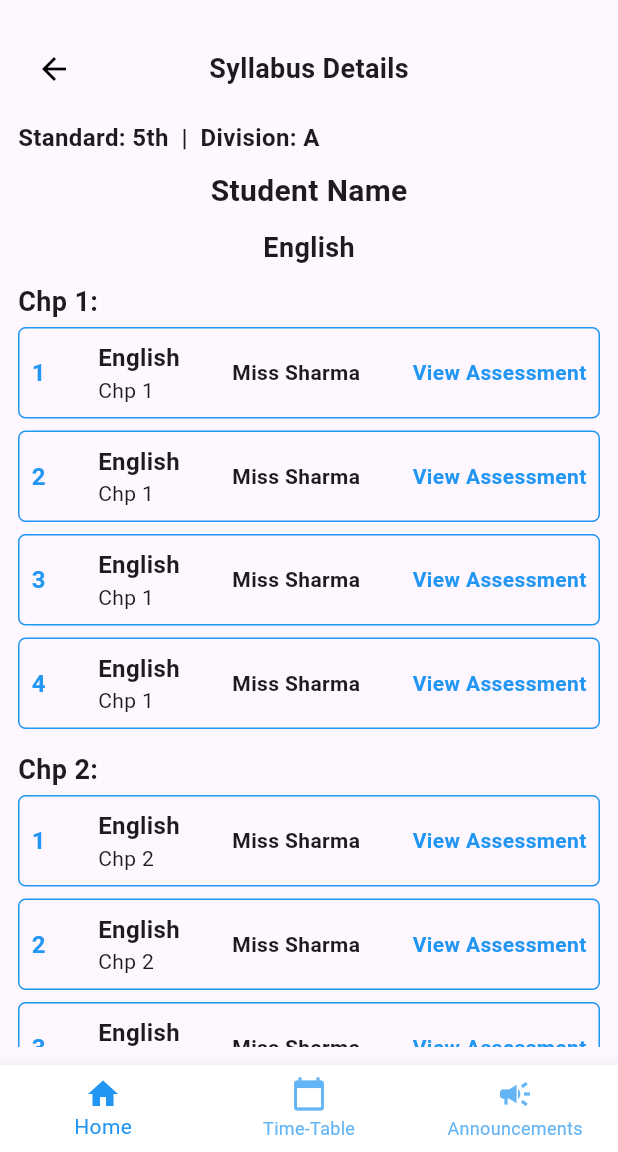
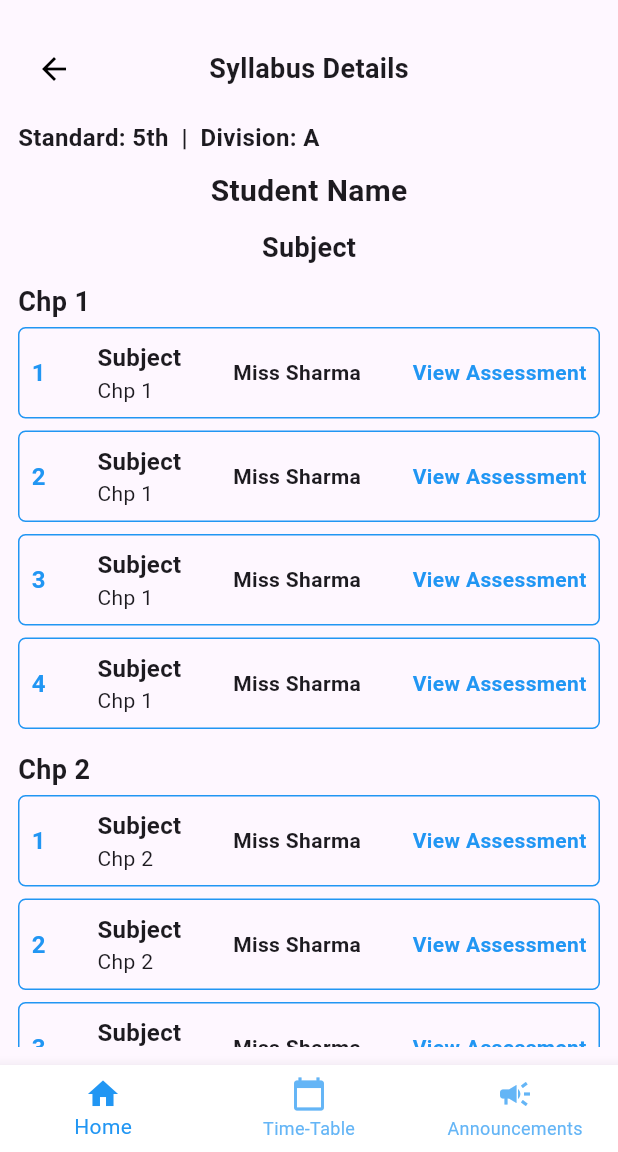
Before and after one commit to iamjatin-g/SSPD-SMS, a Flutter app: the SyllabusDetailsScreen screen opened by its route, on a phone screen of 412 x 824 dp, the part 84-1236 px from its top. Run offline on Flutter 3.47's test engine with Material 3 defaults, Android fonts, the phone set to English and light mode, and no system bars; our stand-ins replace pie_chart, table_calendar.

Commit message:
Update: Updated Logic and Functionality for Syllabus Tracker and Syllabus Details screen

```diff
--- a/Student Portal/lib/routes/app_routes.dart
+++ b/Student Portal/lib/routes/app_routes.dart
@@ -69,7 +69,12 @@ class AppRoutes {
       case assessment:
         return MaterialPageRoute(builder: (_) => const AssessmentScreen());
       case syllabusDetails:
-        return MaterialPageRoute(builder: (_) => const SyllabusDetailsScreen());
+        final args = settings.arguments as Map<String, dynamic>?;
+        return MaterialPageRoute(
+          builder: (_) => SyllabusDetailsScreen(),
+          settings: RouteSettings(arguments: args),
+        );
+
       case examTimetable:
         return MaterialPageRoute(builder: (_) => const ExamTimetableScreen());
       case viewInboxNote:
--- a/Student Portal/lib/screens/syllabus_details_screen.dart
+++ b/Student Portal/lib/screens/syllabus_details_screen.dart
@@ -8,6 +8,10 @@ class SyllabusDetailsScreen extends StatelessWidget {
 
   @override
   Widget build(BuildContext context) {
+    // ✅ Retrieve subject name from arguments
+    final args = ModalRoute.of(context)!.settings.arguments as Map<String, dynamic>?;
+    final String subject = args?['subject'] ?? "Subject";
+
     return BaseScreen(
       selectedIndex: 0,
       child: Padding(
@@ -29,7 +33,7 @@ class SyllabusDetailsScreen extends StatelessWidget {
                     ),
                   ),
                 ),
-                SizedBox(width: 48), // Keeps title centered
+                SizedBox(width: 48),
               ],
             ),
 
@@ -51,10 +55,11 @@ class SyllabusDetailsScreen extends StatelessWidget {
 
             const SizedBox(height: 10),
 
-            const Center(
+            // ✅ Dynamic Subject Name
+            Center(
               child: Text(
-                "English",
-                style: TextStyle(fontSize: 18, fontWeight: FontWeight.bold),
+                subject,
+                style: const TextStyle(fontSize: 18, fontWeight: FontWeight.bold),
               ),
             ),
 
@@ -64,35 +69,9 @@ class SyllabusDetailsScreen extends StatelessWidget {
             Expanded(
               child: ListView(
                 children: [
-                  const Text(
-                    "Chp 1:",
-                    style: TextStyle(fontSize: 18, fontWeight: FontWeight.bold),
-                  ),
-                  syllabusItem(context, "1", "English", "Chp 1", "Miss Sharma"),
-                  syllabusItem(context, "2", "English", "Chp 1", "Miss Sharma"),
-                  syllabusItem(context, "3", "English", "Chp 1", "Miss Sharma"),
-                  syllabusItem(context, "4", "English", "Chp 1", "Miss Sharma"),
-                  const SizedBox(height: 10),
-
-                  const Text(
-                    "Chp 2:",
-                    style: TextStyle(fontSize: 18, fontWeight: FontWeight.bold),
-                  ),
-                  syllabusItem(context, "1", "English", "Chp 2", "Miss Sharma"),
-                  syllabusItem(context, "2", "English", "Chp 2", "Miss Sharma"),
-                  syllabusItem(context, "3", "English", "Chp 2", "Miss Sharma"),
-                  syllabusItem(context, "4", "English", "Chp 2", "Miss Sharma"),
-                  const SizedBox(height: 10),
-
-                  const Text(
-                    "Chp 3:",
-                    style: TextStyle(fontSize: 18, fontWeight: FontWeight.bold),
-                  ),
-                  syllabusItem(context, "1", "English", "Chp 3", "Miss Sharma"),
-                  syllabusItem(context, "2", "English", "Chp 3", "Miss Sharma"),
-                  syllabusItem(context, "3", "English", "Chp 3", "Miss Sharma"),
-                  syllabusItem(context, "4", "English", "Chp 3", "Miss Sharma"),
-                  const SizedBox(height: 10),
+                  _buildChapterList(context, "Chp 1", subject),
+                  _buildChapterList(context, "Chp 2", subject),
+                  _buildChapterList(context, "Chp 3", subject),
                 ],
               ),
             ),
@@ -103,6 +82,23 @@ class SyllabusDetailsScreen extends StatelessWidget {
   }
 
   // ✅ Function to Build Syllabus Items with Navigation to Assessment Screen
+  Widget _buildChapterList(BuildContext context, String chapter, String subject) {
+    return Column(
+      crossAxisAlignment: CrossAxisAlignment.start,
+      children: [
+        Text(
+          chapter,
+          style: const TextStyle(fontSize: 18, fontWeight: FontWeight.bold),
+        ),
+        syllabusItem(context, "1", subject, chapter, "Miss Sharma"),
+        syllabusItem(context, "2", subject, chapter, "Miss Sharma"),
+        syllabusItem(context, "3", subject, chapter, "Miss Sharma"),
+        syllabusItem(context, "4", subject, chapter, "Miss Sharma"),
+        const SizedBox(height: 10),
+      ],
+    );
+  }
+
   Widget syllabusItem(BuildContext context, String number, String subject, String chapter, String teacher) {
     return Container(
       margin: const EdgeInsets.symmetric(vertical: 4),
--- a/Student Portal/lib/screens/syllabus_tracker_screen.dart
+++ b/Student Portal/lib/screens/syllabus_tracker_screen.dart
@@ -1,7 +1,7 @@
 import 'package:flutter/material.dart';
 import '../widgets/base_screen.dart';
-import '../routes/app_routes.dart'; // ✅ Import AppRoutes
-import '../widgets/back_button_widget.dart'; // ✅ Import Back Button Widget
+import '../routes/app_routes.dart';
+import '../widgets/back_button_widget.dart';
 
 class SyllabusTrackerScreen extends StatelessWidget {
   const SyllabusTrackerScreen({super.key});
@@ -9,7 +9,7 @@ class SyllabusTrackerScreen extends StatelessWidget {
   @override
   Widget build(BuildContext context) {
     return BaseScreen(
-      selectedIndex: 0, // ✅ Correct index for navigation
+      selectedIndex: 0,
       child: Padding(
         padding: const EdgeInsets.all(12.0),
         child: Column(
@@ -17,7 +17,7 @@ class SyllabusTrackerScreen extends StatelessWidget {
           children: [
             const SizedBox(height: 10),
 
-            // ✅ Back Button & Title (Centered)
+            // ✅ Back Button & Title
             Row(
               children: const [
                 BackButtonWidget(),
@@ -29,7 +29,7 @@ class SyllabusTrackerScreen extends StatelessWidget {
                     ),
                   ),
                 ),
-                SizedBox(width: 48), // Keeps title centered
+                SizedBox(width: 48),
               ],
             ),
 
@@ -102,7 +102,11 @@ class SyllabusTrackerScreen extends StatelessWidget {
         title: Text(subject, style: const TextStyle(fontSize: 18, fontWeight: FontWeight.bold)),
         trailing: TextButton(
           onPressed: () {
-            Navigator.pushNamed(context, AppRoutes.syllabusDetails);
+            Navigator.pushNamed(
+              context,
+              AppRoutes.syllabusDetails,
+              arguments: {'subject': subject},
+            );
           },
           child: const Text("View", style: TextStyle(fontSize: 16, color: Colors.blue)),
         ),
```
